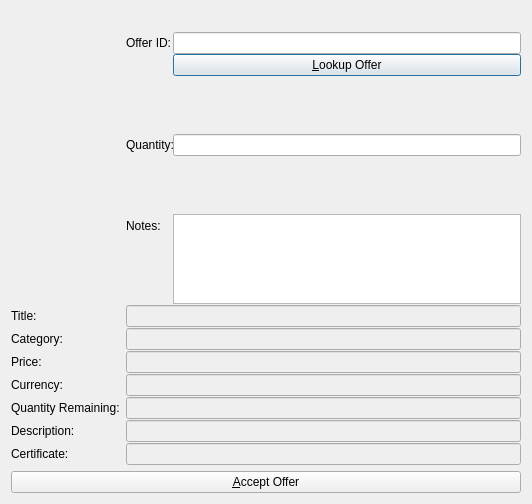
Qt form src/qt/forms/acceptandpayofferlistpage.ui (syscoin/syscoin1) before a commit.
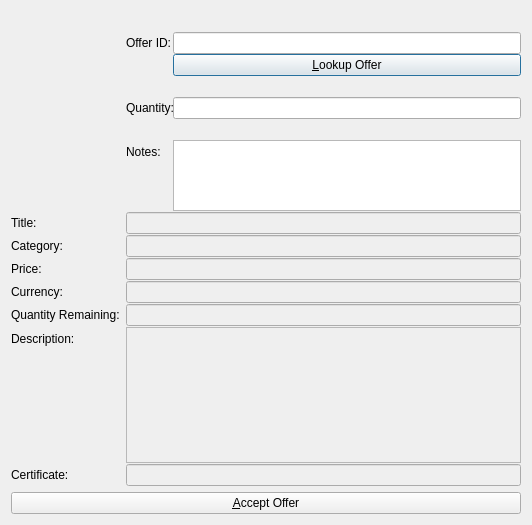
The same form after that commit. Icons and pictures are not drawn.

Commit message: Fix description length in market buy screen

Diff of the .ui file:
```diff
--- a/src/qt/forms/acceptandpayofferlistpage.ui
+++ b/src/qt/forms/acceptandpayofferlistpage.ui
@@ -10,7 +10,7 @@
     <x>0</x>
     <y>0</y>
     <width>532</width>
-    <height>504</height>
+    <height>525</height>
    </rect>
   </property>
   <property name="windowTitle">
@@ -137,13 +137,6 @@
        </property>
       </widget>
      </item>
-     <item row="3" column="1">
-      <widget class="QLineEdit" name="infoTitle">
-       <property name="enabled">
-        <bool>false</bool>
-       </property>
-      </widget>
-     </item>
      <item row="4" column="0">
       <widget class="QLabel" name="label_6">
        <property name="text">
@@ -207,13 +200,6 @@
        </property>
       </widget>
      </item>
-     <item row="8" column="1">
-      <widget class="QLineEdit" name="infoDescription">
-       <property name="enabled">
-        <bool>false</bool>
-       </property>
-      </widget>
-     </item>
      <item row="0" column="0">
       <widget class="QPushButton" name="imageButton">
        <property name="sizePolicy">
@@ -278,6 +264,20 @@
        </property>
       </widget>
      </item>
+     <item row="8" column="1">
+      <widget class="QPlainTextEdit" name="infoDescription">
+       <property name="enabled">
+        <bool>false</bool>
+       </property>
+      </widget>
+     </item>
+     <item row="3" column="1">
+      <widget class="QLineEdit" name="infoTitle">
+       <property name="enabled">
+        <bool>false</bool>
+       </property>
+      </widget>
+     </item>
     </layout>
    </item>
    <item>
```
The commit also changes 1 other file.
